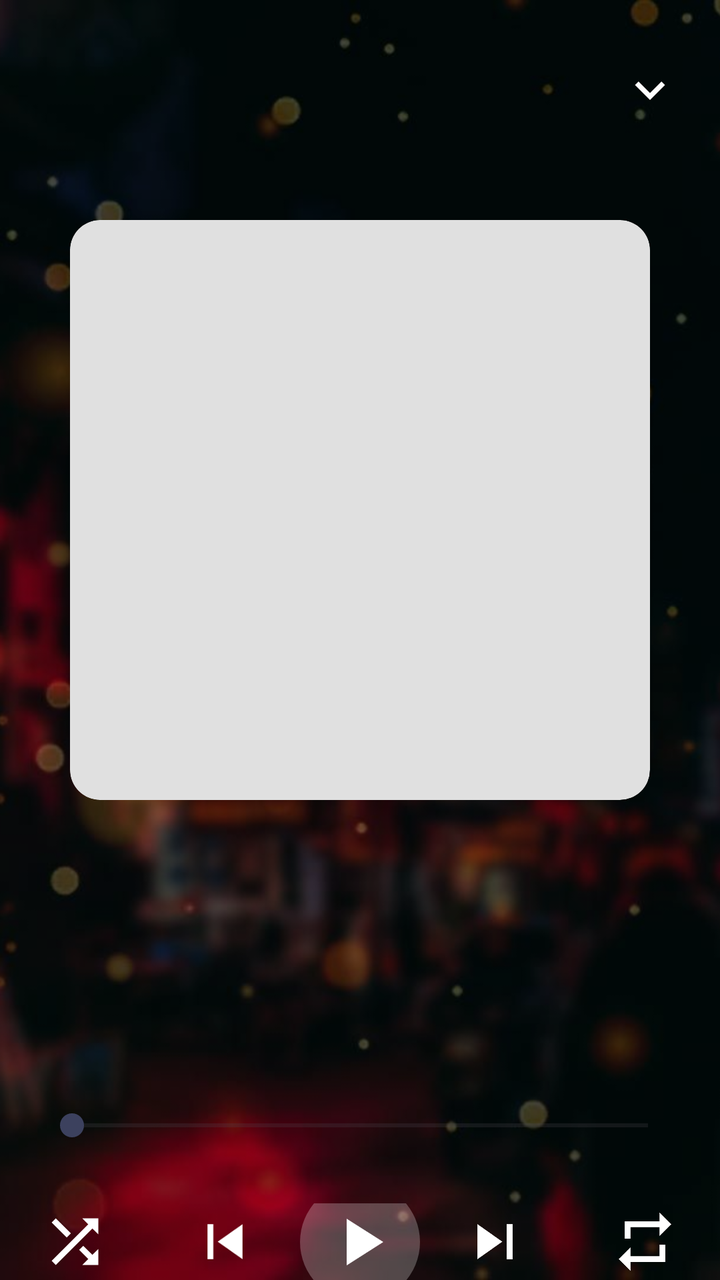
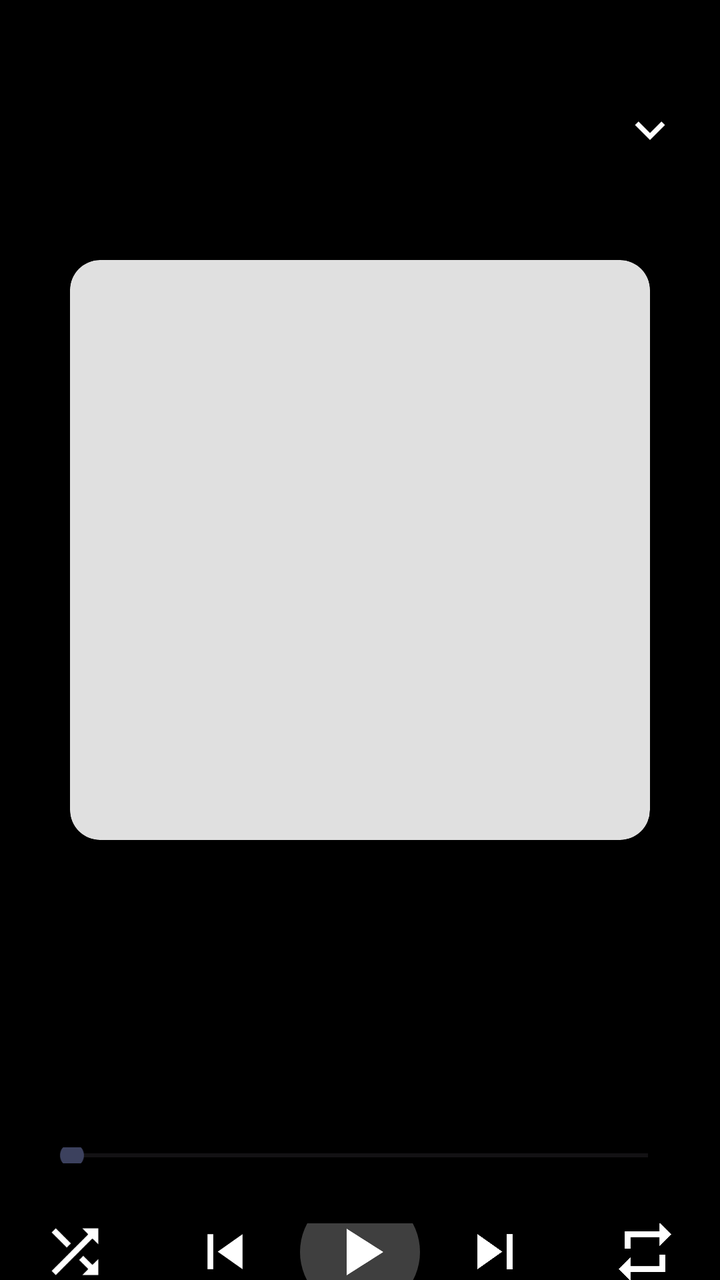

Screens rendered from an Android XML layout before and after an edit, with the pre-edit source and the edit as a unified diff.
<!-- AndroidManifest.xml: application theme Theme.OneTheme -->
<!-- res/layout/activity_player.xml -->
<?xml version="1.0" encoding="utf-8"?>
<FrameLayout xmlns:android="http://schemas.android.com/apk/res/android"
    xmlns:app="http://schemas.android.com/apk/res-auto"
    xmlns:tools="http://schemas.android.com/tools"
    android:layout_width="match_parent"
    android:layout_height="match_parent">

    <ImageView
        android:id="@+id/imageBlur"
        android:layout_width="match_parent"
        android:layout_height="match_parent"
        android:scaleType="centerCrop"
        android:src="@drawable/blur"
        tools:ignore="MissingConstraints" />

    <ImageView
        android:layout_width="match_parent"
        android:layout_height="match_parent"
        android:alpha="0.4"
        android:scaleType="centerCrop"
        android:src="@color/dark"
        tools:ignore="MissingConstraints" />

    <LinearLayout
        android:id="@+id/container"
        android:layout_width="match_parent"
        android:layout_height="match_parent"
        android:orientation="vertical">

        <RelativeLayout
            android:id="@+id/toolbar"
            android:layout_width="match_parent"
            android:layout_height="wrap_content"
            android:layout_marginTop="20sp"
            android:orientation="vertical">

            <ImageView
                android:id="@+id/back"
                android:layout_width="30sp"
                android:layout_height="30sp"
                android:layout_alignParentEnd="true"
                android:layout_gravity="start"
                android:layout_marginHorizontal="20sp"
                android:layout_marginTop="10sp"
                android:layout_marginBottom="50sp"
                android:src="@drawable/ic_down"
                app:tint="@color/white" />

        </RelativeLayout>

        <com.google.android.material.card.MaterialCardView
            android:id="@+id/card"
            android:layout_width="match_parent"
            android:layout_height="wrap_content"
            android:layout_marginHorizontal="35sp"
            android:layout_marginBottom="30sp"
            android:visibility="visible"
            app:cardBackgroundColor="@color/image_profile"
            app:cardCornerRadius="15sp"
            app:cardElevation="0sp"
            app:strokeWidth="0sp">

            <androidx.constraintlayout.widget.ConstraintLayout
                android:layout_width="match_parent"
                android:layout_height="wrap_content">

                <ImageView
                    android:id="@+id/image"
                    android:layout_width="match_parent"
                    android:layout_height="0sp"
                    android:scaleType="centerCrop"
                    app:layout_constraintDimensionRatio="1:1"
                    tools:ignore="MissingConstraints" />

            </androidx.constraintlayout.widget.ConstraintLayout>

        </com.google.android.material.card.MaterialCardView>

        <LinearLayout
            android:layout_width="match_parent"
            android:layout_height="wrap_content"
            android:orientation="vertical">

            <TextView
                android:id="@+id/song_name"
                android:layout_width="match_parent"
                android:layout_height="wrap_content"
                android:layout_marginStart="32sp"
                android:layout_marginTop="10sp"
                android:layout_marginEnd="32sp"
                android:ellipsize="end"
                android:gravity="center_horizontal"
                android:singleLine="true"
                android:textColor="@color/white"
                android:textSize="22sp"
                android:textStyle="bold" />

            <TextView
                android:id="@+id/song_artist"
                android:layout_width="match_parent"
                android:layout_height="wrap_content"
                android:layout_marginStart="40sp"
                android:layout_marginEnd="40sp"
                android:ellipsize="end"
                android:gravity="center_horizontal"
                android:singleLine="true"
                android:textColor="@color/white"
                android:textSize="18sp" />

            <LinearLayout
                android:layout_width="match_parent"
                android:layout_height="wrap_content"
                android:layout_marginTop="60sp"
                android:layout_weight="1"
                android:orientation="vertical">

                <SeekBar
                    android:id="@+id/seekBar"
                    android:layout_width="match_parent"
                    android:layout_height="wrap_content"
                    android:layout_marginStart="20sp"
                    android:layout_marginEnd="20sp" />

                <RelativeLayout
                    android:id="@+id/seek_bar_layout"
                    android:layout_width="match_parent"
                    android:layout_height="wrap_content"
                    android:layout_marginHorizontal="20sp"
                    android:layout_marginTop="5sp">

                    <TextView
                        android:id="@+id/durationPlayed"
                        android:layout_width="wrap_content"
                        android:layout_height="wrap_content"
                        android:layout_alignParentStart="true"
                        android:layout_marginHorizontal="20sp"
                        android:text="@string/zero_zero"
                        android:textColor="@color/white"
                        android:textSize="12sp"
                        android:textStyle="normal" />

                    <TextView
                        android:id="@+id/durationTotal"
                        android:layout_width="wrap_content"
                        android:layout_height="wrap_content"
                        android:layout_alignParentEnd="true"
                        android:layout_marginHorizontal="20sp"
                        android:text="@string/zero_zero"
                        android:textColor="@color/white"
                        android:textSize="12sp"
                        android:textStyle="normal" />

                </RelativeLayout>

            </LinearLayout>

            <LinearLayout
                android:layout_width="match_parent"
                android:layout_height="wrap_content"
                android:layout_gravity="center"
                android:layout_marginTop="30sp"
                android:layout_weight="1"
                android:gravity="center"
                android:orientation="vertical">

                <LinearLayout
                    android:layout_width="match_parent"
                    android:layout_height="wrap_content"
                    android:layout_gravity="center"
                    android:gravity="center"
                    android:orientation="horizontal">

                    <ImageView
                        android:id="@+id/shuffle"
                        android:layout_width="0sp"
                        android:layout_height="35sp"
                        android:layout_weight="1"
                        android:src="@drawable/ic_shuffle_off" />

                    <ImageView
                        android:id="@+id/prev"
                        android:layout_width="0sp"
                        android:layout_height="35sp"
                        android:layout_weight="1"
                        android:src="@drawable/ic_skip_previous" />

                    <FrameLayout
                        android:id="@+id/play_pause_btn"
                        android:layout_width="60sp"
                        android:layout_height="60sp"
                        android:clickable="true"
                        android:focusable="true">

                        <ImageView
                            android:layout_width="match_parent"
                            android:layout_height="match_parent"
                            android:alpha="0.25"
                            android:background="@drawable/play_pause" />

                        <ImageView
                            android:id="@+id/play_pause"
                            android:layout_width="40sp"
                            android:layout_height="40sp"
                            android:layout_gravity="center"
                            android:src="@drawable/ic_play"
                            app:tint="@color/white" />

                    </FrameLayout>

                    <ImageView
                        android:id="@+id/next"
                        android:layout_width="0sp"
                        android:layout_height="35sp"
                        android:layout_weight="1"
                        android:src="@drawable/ic_skip_next" />

                    <ImageView
                        android:id="@+id/repeat"
                        android:layout_width="0sp"
                        android:layout_height="35sp"
                        android:layout_weight="1"
                        android:src="@drawable/ic_repeat_off" />

                </LinearLayout>

            </LinearLayout>

        </LinearLayout>

    </LinearLayout>

</FrameLayout>
<!-- resources referenced by this layout -->
<resources>
  <color name="dark">#000000</color>
  <color name="image_profile">#e0e0e0</color>
  <color name="white">#ffffff</color>
  <!-- drawable blur: jpg bitmap (drawable, 96461 bytes) -->
  <!-- drawable ic_down (drawable) -->
  <vector android:height="24dp" android:tint="#FFFFFF"
      android:viewportHeight="24" android:viewportWidth="24"
      android:width="24dp" xmlns:android="http://schemas.android.com/apk/res/android">
      <path android:fillColor="@android:color/white" android:pathData="M7.41,8.59L12,13.17l4.59,-4.58L18,10l-6,6 -6,-6 1.41,-1.41z"/>
  </vector>
  <!-- drawable ic_play (drawable) -->
  <vector xmlns:android="http://schemas.android.com/apk/res/android"
      android:width="24dp"
      android:height="24dp"
      android:viewportWidth="24"
      android:viewportHeight="24"
      android:tint="?attr/colorControlNormal">
    <path
        android:fillColor="@android:color/white"
        android:pathData="M8,5v14l11,-7z"/>
  </vector>
  <!-- drawable ic_repeat_off (drawable) -->
  <vector xmlns:android="http://schemas.android.com/apk/res/android"
      android:width="24dp"
      android:height="24dp"
      android:viewportWidth="24"
      android:viewportHeight="24">
    <path
        android:fillColor="@color/white"
        android:pathData="M7,7h10v3l4,-4 -4,-4v3L5,5v6h2L7,7zM17,17L7,17v-3l-4,4 4,4v-3h12v-6h-2v4z"/>
  </vector>
  <!-- drawable ic_shuffle_off (drawable) -->
  <vector xmlns:android="http://schemas.android.com/apk/res/android"
      android:width="24dp"
      android:height="24dp"
      android:viewportWidth="24"
      android:viewportHeight="24">
    <path
        android:fillColor="@color/white"
        android:pathData="M10.59,9.17L5.41,4 4,5.41l5.17,5.17 1.42,-1.41zM14.5,4l2.04,2.04L4,18.59 5.41,20 17.96,7.46 20,9.5L20,4h-5.5zM14.83,13.41l-1.41,1.41 3.13,3.13L14.5,20L20,20v-5.5l-2.04,2.04 -3.13,-3.13z"/>
  </vector>
  <!-- drawable ic_skip_next (drawable) -->
  <vector xmlns:android="http://schemas.android.com/apk/res/android"
      android:width="24dp"
      android:height="24dp"
      android:viewportWidth="24"
      android:viewportHeight="24">
      <path
          android:fillColor="@color/white"
          android:pathData="M6,18l8.5,-6L6,6v12zM16,6v12h2V6h-2z" />
  </vector>
  <!-- drawable ic_skip_previous (drawable) -->
  <vector xmlns:android="http://schemas.android.com/apk/res/android"
      android:width="24dp"
      android:height="24dp"
      android:viewportWidth="24"
      android:viewportHeight="24">
      <path
          android:fillColor="@color/white"
          android:pathData="M6,6h2v12L6,18zM9.5,12l8.5,6L18,6z" />
  </vector>
  <!-- drawable play_pause (drawable) -->
  <?xml version="1.0" encoding="utf-8"?>
  <shape xmlns:android="http://schemas.android.com/apk/res/android"
      android:shape="oval">
  
      <solid android:color="@color/white" />
  </shape>
  <string name="zero_zero">0:00</string>
  <style name="Theme.OneTheme" parent="Base.Theme.OneTheme" />
  <style name="Base.Theme.OneTheme" parent="Theme.Material3.DayNight">
          
          
          <item name="colorPrimary">@color/colorPrimary</item>
          <item name="colorPrimaryDark">@color/basic_2</item>
          <item name="colorAccent">@color/basic_2</item>
          <item name="color">@color/white</item>
          <item name="background">@color/basic_2</item>
          <item name="tickColor">@color/basic_2</item>
          <item name="trackColor">@color/basic_2</item>
          <item name="colorOnBackground">@color/white</item>
          <item name="colorError">@color/dark</item>
          <item name="colorOnError">@color/basic_2</item>
      </style>
  <color name="colorPrimary">#fff</color>
      //Needed
  <color name="basic_2">#3c415e</color>
</resources>

<!-- the commit's change to res/layout/activity_player.xml (unified diff, before → after) -->
@@ -3,6 +3,7 @@
     xmlns:app="http://schemas.android.com/apk/res-auto"
     xmlns:tools="http://schemas.android.com/tools"
     android:layout_width="match_parent"
+    android:background="@color/dark"
     android:layout_height="match_parent">
 
     <ImageView
@@ -10,7 +11,6 @@
         android:layout_width="match_parent"
         android:layout_height="match_parent"
         android:scaleType="centerCrop"
-        android:src="@drawable/blur"
         tools:ignore="MissingConstraints" />
 
     <ImageView
@@ -41,7 +41,7 @@
                 android:layout_alignParentEnd="true"
                 android:layout_gravity="start"
                 android:layout_marginHorizontal="20sp"
-                android:layout_marginTop="10sp"
+                android:layout_marginTop="30sp"
                 android:layout_marginBottom="50sp"
                 android:src="@drawable/ic_down"
                 app:tint="@color/white" />
<!-- resource entries referenced after the edit -->
@@ -3,7 +3,6 @@
   <color name="dark">#000000</color>
   <color name="image_profile">#e0e0e0</color>
   <color name="white">#ffffff</color>
-  <!-- drawable blur: jpg bitmap (drawable, 96461 bytes) -->
   <!-- drawable ic_down (drawable) -->
   <vector android:height="24dp" android:tint="#FFFFFF"
       android:viewportHeight="24" android:viewportWidth="24"
